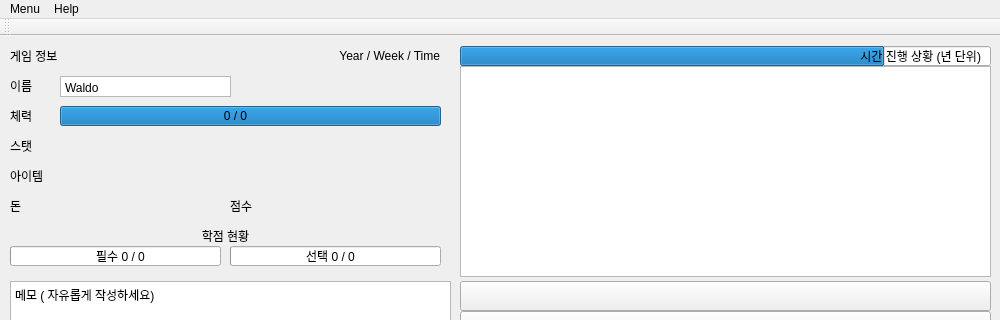
First picture: the form in sugang_simulator_2017.ui, repository CRYPTOGRAPHCODER/project_se271, before the edit; both pictures show x 0 to 1000 and y 0 to 320 of the 1000 by 550 pixel window.
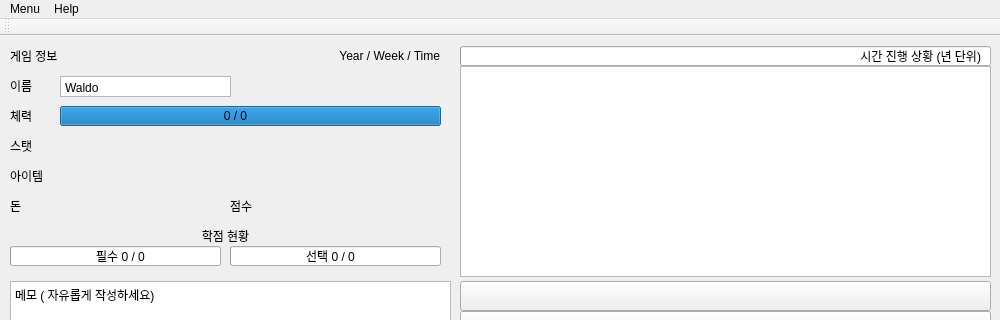
Second picture: the form after the edit.

Patch:
```diff
--- a/sugang_simulator_2017.ui
+++ b/sugang_simulator_2017.ui
@@ -65,9 +65,9 @@
    <widget class="QLabel" name="text_hp">
     <property name="geometry">
      <rect>
-      <x>200</x>
+      <x>140</x>
       <y>70</y>
-      <width>71</width>
+      <width>191</width>
       <height>20</height>
      </rect>
     </property>
@@ -287,7 +287,7 @@
      </rect>
     </property>
     <property name="value">
-     <number>80</number>
+     <number>0</number>
     </property>
     <property name="textVisible">
      <bool>false</bool>
```
Left out of the diff: 38 changed lines with no effect on the pictures.
